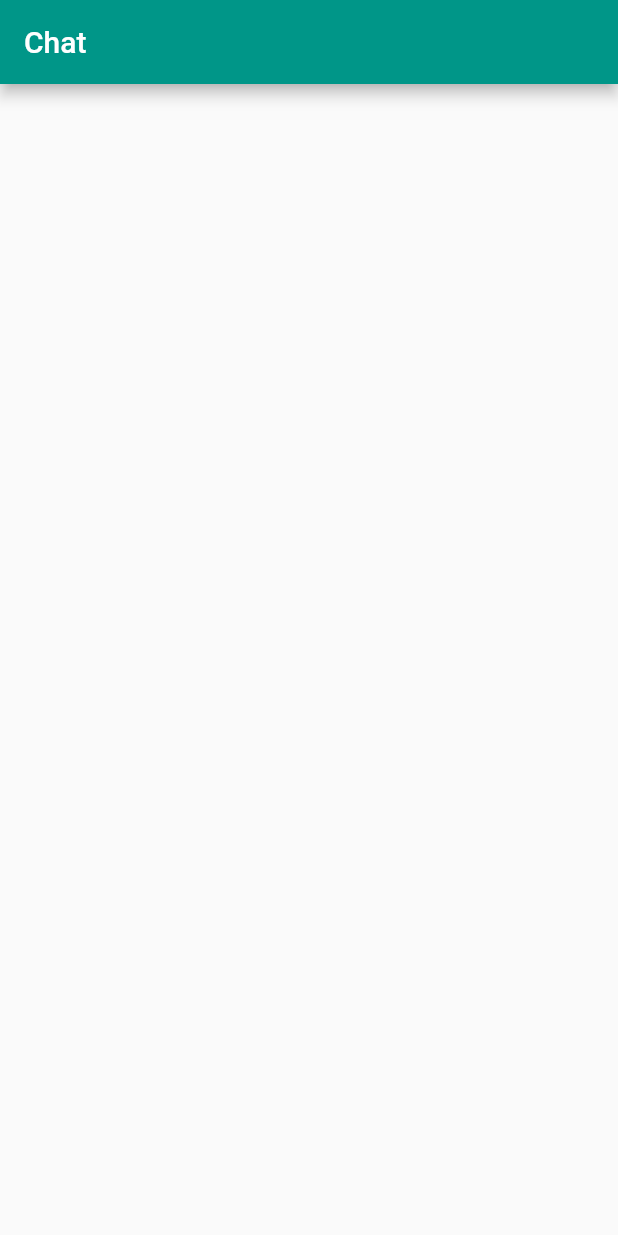
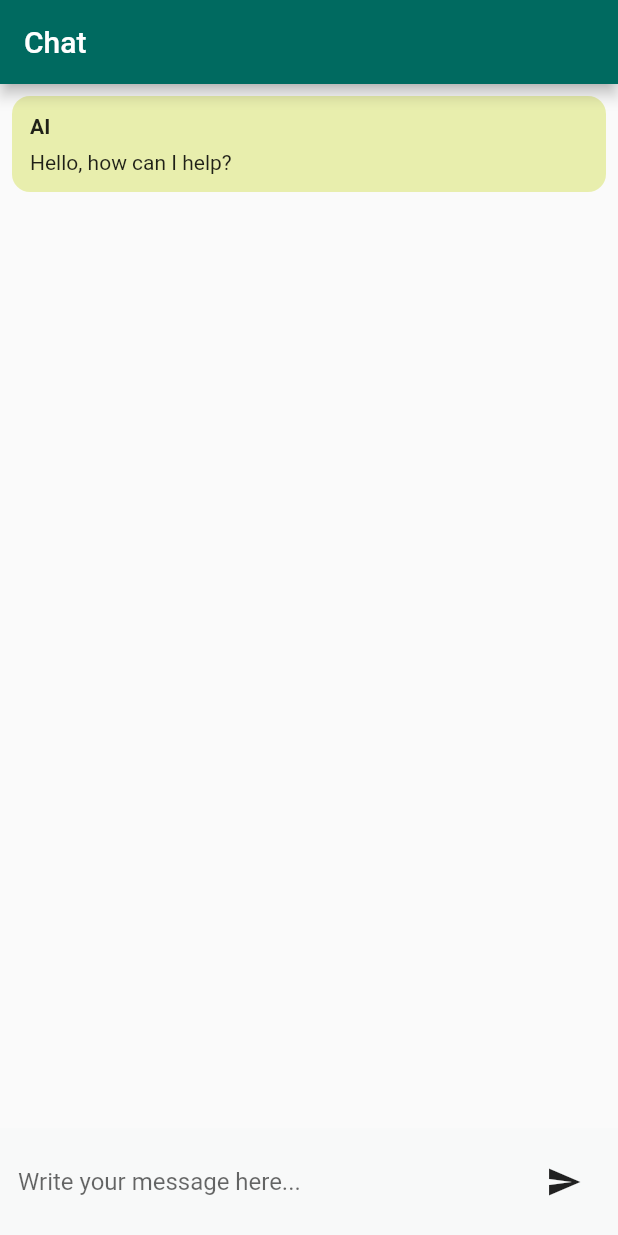
Before and after one commit to dartling/chatgpt_client, a Flutter app: the screen it shows after launch, on a phone screen of 412 x 824 dp. Run offline on Flutter 3.47's test engine with Material 2 defaults, Android fonts, the phone set to English and light mode, and no system bars; missing offline and left inert: dart_openai.

Commit message:
Add chat functionality

```diff
--- /dev/null
+++ b/lib/api/chat_api.dart
@@ -0,0 +1,25 @@
+import 'package:chatgpt_client/models/chat_message.dart';
+import 'package:chatgpt_client/secrets.dart';
+import 'package:dart_openai/openai.dart';
+
+class ChatApi {
+  static const _model = 'gpt-3.5-turbo';
+
+  ChatApi() {
+    OpenAI.apiKey = openAiApiKey;
+    OpenAI.organization = openAiOrg;
+  }
+
+  Future<String> completeChat(List<ChatMessage> messages) async {
+    final chatCompletion = await OpenAI.instance.chat.create(
+      model: _model,
+      messages: messages
+          .map((e) => OpenAIChatCompletionChoiceMessageModel(
+                role: e.isUserMessage ? 'user' : 'assistant',
+                content: e.content,
+              ))
+          .toList(),
+    );
+    return chatCompletion.choices.first.message.content;
+  }
+}
--- /dev/null
+++ b/lib/chat_page.dart
@@ -0,0 +1,63 @@
+import 'package:chatgpt_client/api/chat_api.dart';
+import 'package:chatgpt_client/models/chat_message.dart';
+import 'package:chatgpt_client/widgets/message_bubble.dart';
+import 'package:chatgpt_client/widgets/message_composer.dart';
+import 'package:flutter/material.dart';
+
+class ChatPage extends StatefulWidget {
+  const ChatPage({
+    required this.chatApi,
+    super.key,
+  });
+
+  final ChatApi chatApi;
+
+  @override
+  State<ChatPage> createState() => _ChatPageState();
+}
+
+class _ChatPageState extends State<ChatPage> {
+  final _messages = <ChatMessage>[
+    ChatMessage('Hello, how can I help?', false),
+  ];
+  var _awaitingResponse = false;
+
+  @override
+  Widget build(BuildContext context) {
+    return Scaffold(
+      appBar: AppBar(title: const Text('Chat')),
+      body: Column(
+        children: [
+          Expanded(
+            child: ListView(
+              children: [
+                ..._messages.map(
+                  (msg) => MessageBubble(
+                    content: msg.content,
+                    isUserMessage: msg.isUserMessage,
+                  ),
+                ),
+              ],
+            ),
+          ),
+          MessageComposer(
+            onSubmitted: _onSubmitted,
+            awaitingResponse: _awaitingResponse,
+          ),
+        ],
+      ),
+    );
+  }
+
+  Future<void> _onSubmitted(String message) async {
+    setState(() {
+      _messages.add(ChatMessage(message, true));
+      _awaitingResponse = true;
+    });
+    final response = await widget.chatApi.completeChat(_messages);
+    setState(() {
+      _messages.add(ChatMessage(response, false));
+      _awaitingResponse = false;
+    });
+  }
+}
--- a/lib/main.dart
+++ b/lib/main.dart
@@ -1,41 +1,27 @@
+import 'package:chatgpt_client/api/chat_api.dart';
+import 'package:chatgpt_client/chat_page.dart';
 import 'package:flutter/material.dart';
 
 void main() {
-  runApp(const MyApp());
+  runApp(ChatApp(chatApi: ChatApi()));
 }
 
-class MyApp extends StatelessWidget {
-  const MyApp({super.key});
+class ChatApp extends StatelessWidget {
+  const ChatApp({required this.chatApi, super.key});
+
+  final ChatApi chatApi;
 
   @override
   Widget build(BuildContext context) {
     return MaterialApp(
       title: 'ChatGPT Client',
       theme: ThemeData(
-        primarySwatch: Colors.teal,
+        colorScheme: ColorScheme.fromSeed(
+          seedColor: Colors.teal,
+          secondary: Colors.lime,
+        ),
       ),
-      home: const MyHomePage(),
+      home: ChatPage(chatApi: chatApi),
     );
   }
 }
-
-class MyHomePage extends StatefulWidget {
-  const MyHomePage({super.key});
-
-  @override
-  State<MyHomePage> createState() => _MyHomePageState();
-}
-
-class _MyHomePageState extends State<MyHomePage> {
-  @override
-  Widget build(BuildContext context) {
-    return Scaffold(
-      appBar: AppBar(
-        title: const Text('Chat'),
-      ),
-      body: const Center(
-        child: Text(''),
-      ),
-    );
-  }
-}
--- /dev/null
+++ b/lib/models/chat_message.dart
@@ -0,0 +1,6 @@
+class ChatMessage {
+  ChatMessage(this.content, this.isUserMessage);
+
+  final String content;
+  final bool isUserMessage;
+}
--- /dev/null
+++ b/lib/secrets_example.dart
@@ -0,0 +1,2 @@
+const openAiApiKey = 'YOUR_API_KEY';
+const openAiOrg = 'YOUR_ORGANIZATION_ID';
--- /dev/null
+++ b/lib/widgets/message_bubble.dart
@@ -0,0 +1,44 @@
+import 'package:flutter/material.dart';
+
+class MessageBubble extends StatelessWidget {
+  const MessageBubble({
+    required this.content,
+    required this.isUserMessage,
+    super.key,
+  });
+
+  final String content;
+  final bool isUserMessage;
+
+  @override
+  Widget build(BuildContext context) {
+    final themeData = Theme.of(context);
+    return Container(
+      margin: const EdgeInsets.all(8),
+      decoration: BoxDecoration(
+        color: isUserMessage
+            ? themeData.colorScheme.primary.withOpacity(0.4)
+            : themeData.colorScheme.secondary.withOpacity(0.4),
+        borderRadius: const BorderRadius.all(Radius.circular(12)),
+      ),
+      child: Padding(
+        padding: const EdgeInsets.all(12),
+        child: Column(
+          crossAxisAlignment: CrossAxisAlignment.start,
+          children: [
+            Row(
+              children: [
+                Text(
+                  isUserMessage ? 'You' : 'AI',
+                  style: const TextStyle(fontWeight: FontWeight.bold),
+                ),
+              ],
+            ),
+            const SizedBox(height: 8),
+            Text(content),
+          ],
+        ),
+      ),
+    );
+  }
+}
--- /dev/null
+++ b/lib/widgets/message_composer.dart
@@ -0,0 +1,59 @@
+import 'package:flutter/material.dart';
+
+class MessageComposer extends StatelessWidget {
+  MessageComposer({
+    required this.onSubmitted,
+    required this.awaitingResponse,
+    super.key,
+  });
+
+  final TextEditingController _messageController = TextEditingController();
+
+  final void Function(String) onSubmitted;
+  final bool awaitingResponse;
+
+  @override
+  Widget build(BuildContext context) {
+    return Container(
+      padding: const EdgeInsets.all(12),
+      color: Theme.of(context).colorScheme.secondaryContainer.withOpacity(0.05),
+      child: SafeArea(
+        child: Row(
+          children: [
+            Expanded(
+              child: !awaitingResponse
+                  ? TextField(
+                      controller: _messageController,
+                      onSubmitted: onSubmitted,
+                      decoration: const InputDecoration(
+                        hintText: 'Write your message here...',
+                        border: InputBorder.none,
+                      ),
+                    )
+                  : Row(
+                      mainAxisAlignment: MainAxisAlignment.center,
+                      children: const [
+                        SizedBox(
+                          height: 24,
+                          width: 24,
+                          child: CircularProgressIndicator(),
+                        ),
+                        Padding(
+                          padding: EdgeInsets.all(16),
+                          child: Text('Fetching response...'),
+                        ),
+                      ],
+                    ),
+            ),
+            IconButton(
+              onPressed: !awaitingResponse
+                  ? () => onSubmitted(_messageController.text)
+                  : null,
+              icon: const Icon(Icons.send),
+            ),
+          ],
+        ),
+      ),
+    );
+  }
+}
--- a/pubspec.yaml
+++ b/pubspec.yaml
@@ -8,6 +8,7 @@ environment:
   sdk: '>=2.19.4 <3.0.0'
 
 dependencies:
+  dart_openai: ^1.8.0
   flutter:
     sdk: flutter
   cupertino_icons: ^1.0.2
```
Also changed, not shown: pubspec.lock, 2 other files.
